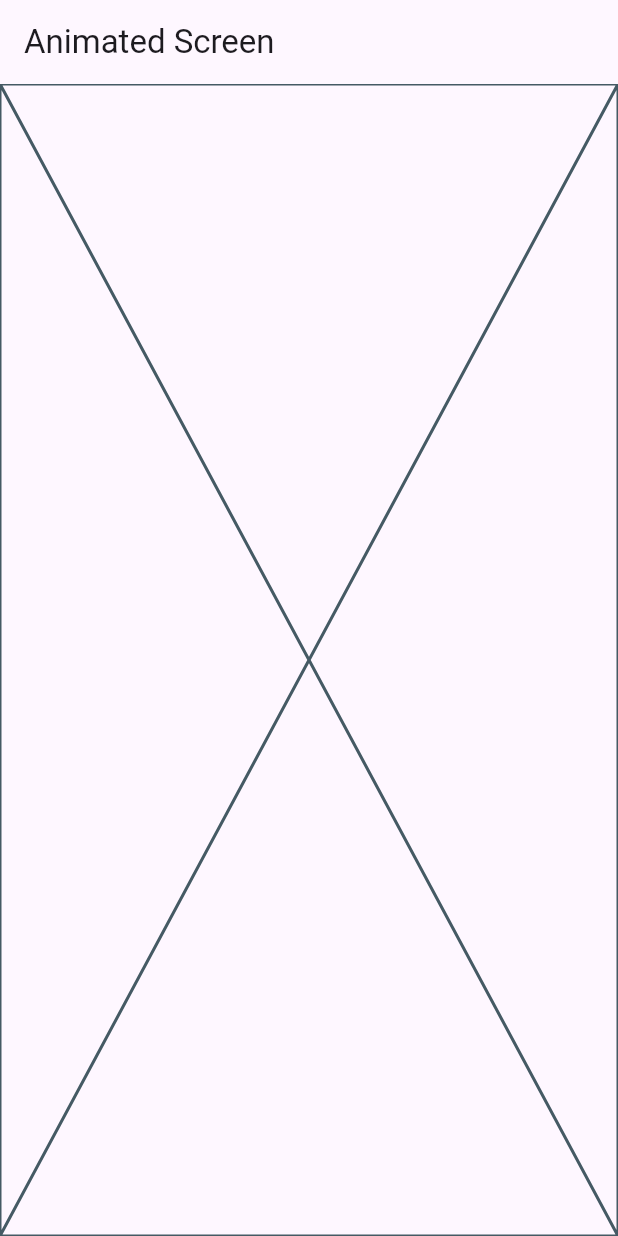
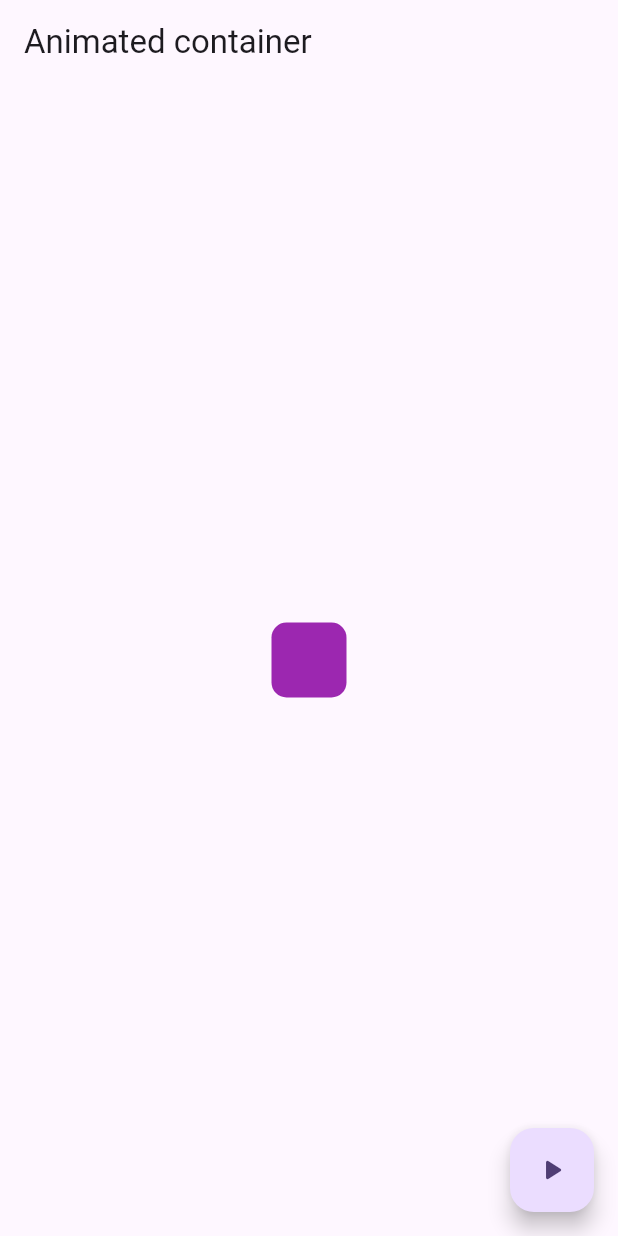
Before and after one commit to JaviKo500/widgets_app, a Flutter app: the AnimatedScreen screen opened by its route, on a phone screen of 412 x 824 dp. Run offline on Flutter 3.47's test engine with Material 2 defaults, Android fonts, the phone set to English and light mode, and no system bars; our stand-ins replace go_router.

Commit message:
add animated container

```diff
--- a/lib/config/menu/menu_item.dart
+++ b/lib/config/menu/menu_item.dart
@@ -22,7 +22,7 @@ const appMenuItems = <MenuItem>[
   MenuItem(name: CardsScreen.name, title: 'Card', subTitle: 'Container with styles', link: '/cards', icon: Icons.credit_card_outlined,),
   MenuItem(name: ProgressScreen.name, title: 'Progress indicator', subTitle: 'Generic and controls', link: '/progress', icon: Icons.refresh_rounded,),
   MenuItem(name: SnackBarScreen.name, title: 'SnackBars Dialogs', subTitle: 'SnackBars and dialogs', link: '/snack_bar', icon: Icons.notifications_active_rounded,),
-  MenuItem(name: AnimatedScreen.name, title: 'Animated', subTitle: 'Container with styles', link: '/animated', icon: Icons.animation_rounded,),
+  MenuItem(name: AnimatedScreen.name, title: 'Animated Container', subTitle: 'Stateful Widget animated ', link: '/animated', icon: Icons.check_box_outline_blank_rounded,),
+  MenuItem(name: UiControlsScreen.name, title: 'Ui Controls + tiles', subTitle: 'Series control flutter', link: '/ui_controls', icon: Icons.car_rental_rounded,),
   MenuItem(name: AppTutorialScreen.name, title: 'AppTutorial', subTitle: 'Container with styles', link: '/app_tutorial', icon: Icons.app_shortcut_rounded,),
-  MenuItem(name: UiControlsScreen.name, title: 'UiControls', subTitle: 'Container with styles', link: '/ui_controls', icon: Icons.control_camera_rounded,),
 ];
--- a/lib/config/router/go_router.dart
+++ b/lib/config/router/go_router.dart
@@ -35,14 +35,14 @@ final appRouter = GoRouter(
       builder: (context, state) => const AnimatedScreen(),
     ),
     GoRoute(
+      name: UiControlsScreen.name,
+      path: '/ui_controls',
+      builder: (context, state) => const UiControlsScreen(),
+    ),
+    GoRoute(
       name: AppTutorialScreen.name,
       path: '/app_tutorial',
       builder: (context, state) => const AppTutorialScreen(),
     ),
-    GoRoute(
-      name: UiControlsScreen.name,
-      path: '/ui_controls',
-      builder: (context, state) => const UiControlsScreen(),
-    ),
   ]
 );
--- a/lib/presentation/screens/animated/animated_screen.dart
+++ b/lib/presentation/screens/animated/animated_screen.dart
@@ -1,18 +1,56 @@
+import 'dart:math' show Random;
 import 'package:flutter/material.dart';
 
-class AnimatedScreen extends StatelessWidget {
+class AnimatedScreen extends StatefulWidget {
   static const name = 'animated_screen';
   const AnimatedScreen({Key? key}) : super(key: key);
+
+  @override
+  State<AnimatedScreen> createState() => _AnimatedScreenState();
+}
+
+class _AnimatedScreenState extends State<AnimatedScreen> {
+  double width = 50;
+  double height = 50;
+  Color color = Colors.purple;
+  double borderRadius = 10.0;
+
+  void changeShape() {
+    final random = Random();
+    width = random.nextInt(300) + 50;
+    height = random.nextInt(200) + 120;
+    // color = random.;
+    borderRadius = random.nextDouble() * 100;
+
+    color = Color.fromARGB(
+      random.nextInt(255),
+      random.nextInt(255),
+      random.nextInt(255),
+      1,
+     );
+    setState(() {});
+  }
+
   @override
   Widget build(BuildContext context) {
     return Scaffold(
       appBar: AppBar(
-        title: const Text(
-          'Animated Screen',
-          style: TextStyle()
+        title: const Text('Animated container', style: TextStyle()),
+      ),
+      body: Center(
+        child: AnimatedContainer(
+          duration: const Duration(milliseconds: 400),
+          curve: Curves.easeOutCubic,
+          width: width <= 0 ? 0 : width,
+          height: height <= 0 ? 0 : height,
+          decoration: BoxDecoration(
+              color: color, borderRadius: BorderRadius.circular(borderRadius <= 0 ? 0 : borderRadius)),
         ),
       ),
-      body: const Placeholder()
+      floatingActionButton: FloatingActionButton(
+        onPressed: changeShape,
+        child: const Icon(Icons.play_arrow_rounded),
+      ),
     );
   }
 }
```
